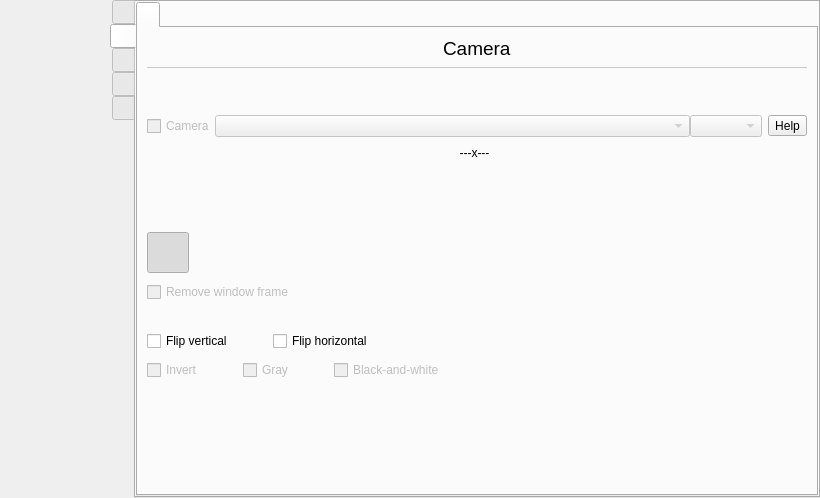
vkohaupt/vokoscreenNG, file src/wayland/formMainWindow_wl.ui: the form before one commit.
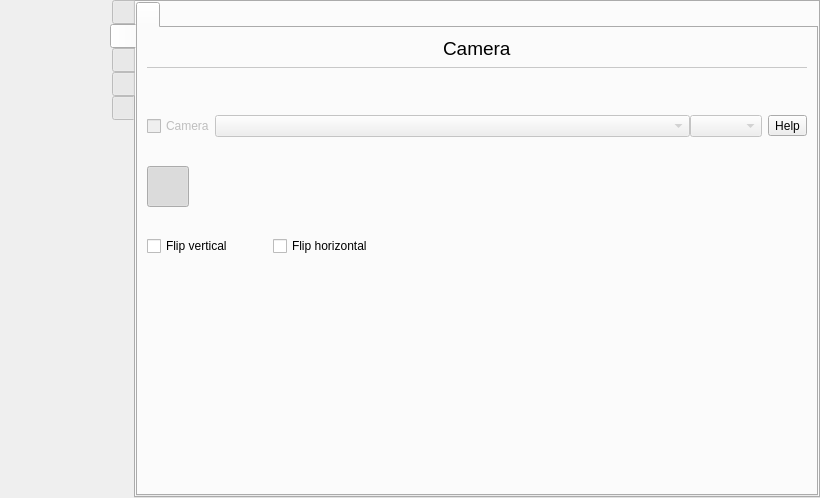
The form after the commit. The open tabs and pages were chosen to show the change. Icons and pictures are not drawn.

Diff of the .ui file:
```diff
--- a/src/wayland/formMainWindow_wl.ui
+++ b/src/wayland/formMainWindow_wl.ui
@@ -2210,7 +2210,88 @@
                     <property name="verticalSpacing">
                      <number>9</number>
                     </property>
-                    <item row="4" column="0" colspan="3">
+                    <item row="3" column="1">
+                     <spacer name="verticalSpacer_14">
+                      <property name="orientation">
+                       <enum>Qt::Vertical</enum>
+                      </property>
+                      <property name="sizeType">
+                       <enum>QSizePolicy::Preferred</enum>
+                      </property>
+                      <property name="sizeHint" stdset="0">
+                       <size>
+                        <width>20</width>
+                        <height>20</height>
+                       </size>
+                      </property>
+                     </spacer>
+                    </item>
+                    <item row="0" column="0" colspan="3">
+                     <layout class="QHBoxLayout" name="horizontalLayout_64">
+                      <property name="leftMargin">
+                       <number>0</number>
+                      </property>
+                      <item>
+                       <widget class="QCheckBox" name="checkBoxCameraOnOff">
+                        <property name="enabled">
+                         <bool>false</bool>
+                        </property>
+                        <property name="toolTip">
+                         <string notr="true">CTRL+SHIFT+F8</string>
+                        </property>
+                        <property name="text">
+                         <string>Camera</string>
+                        </property>
+                       </widget>
+                      </item>
+                      <item>
+                       <widget class="QComboBox" name="comboBoxCamera">
+                        <property name="enabled">
+                         <bool>false</bool>
+                        </property>
+                        <property name="sizePolicy">
+                         <sizepolicy hsizetype="MinimumExpanding" vsizetype="Fixed">
+                          <horstretch>0</horstretch>
+                          <verstretch>0</verstretch>
+                         </sizepolicy>
+                        </property>
+                        <property name="currentText">
+                         <string notr="true"/>
+                        </property>
+                        <property name="sizeAdjustPolicy">
+                         <enum>QComboBox::AdjustToContents</enum>
+                        </property>
+                       </widget>
+                      </item>
+                      <item>
+                       <widget class="QComboBox" name="comboBoxCameraResolution">
+                        <property name="enabled">
+                         <bool>false</bool>
+                        </property>
+                        <property name="sizeAdjustPolicy">
+                         <enum>QComboBox::AdjustToContents</enum>
+                        </property>
+                       </widget>
+                      </item>
+                     </layout>
+                    </item>
+                    <item row="1" column="1">
+                     <spacer name="verticalSpacer_11">
+                      <property name="orientation">
+                       <enum>Qt::Vertical</enum>
+                      </property>
+                      <property name="sizeType">
+                       <enum>QSizePolicy::Preferred</enum>
+                      </property>
+                      <property name="sizeHint" stdset="0">
+                       <size>
+                        <width>20</width>
+                        <height>20</height>
+                       </size>
+                      </property>
+                     </spacer>
+                    </item>
+                    <item row="2" column="0" colspan="3">
                      <layout class="QHBoxLayout" name="horizontalLayout_65">
                       <property name="spacing">
                        <number>0</number>
@@ -2349,124 +2430,6 @@
                       </item>
                      </layout>
                     </item>
-                    <item row="0" column="0" colspan="3">
-                     <layout class="QHBoxLayout" name="horizontalLayout_64">
-                      <property name="leftMargin">
-                       <number>0</number>
-                      </property>
-                      <item>
-                       <widget class="QCheckBox" name="checkBoxCameraOnOff">
-                        <property name="enabled">
-                         <bool>false</bool>
-                        </property>
-                        <property name="toolTip">
-                         <string notr="true">CTRL+SHIFT+F8</string>
-                        </property>
-                        <property name="text">
-                         <string>Camera</string>
-                        </property>
-                       </widget>
-                      </item>
-                      <item>
-                       <widget class="QComboBox" name="comboBoxCamera">
-                        <property name="enabled">
-                         <bool>false</bool>
-                        </property>
-                        <property name="sizePolicy">
-                         <sizepolicy hsizetype="MinimumExpanding" vsizetype="Fixed">
-                          <horstretch>0</horstretch>
-                          <verstretch>0</verstretch>
-                         </sizepolicy>
-                        </property>
-                        <property name="currentText">
-                         <string notr="true"/>
-                        </property>
-                        <property name="sizeAdjustPolicy">
-                         <enum>QComboBox::AdjustToContents</enum>
-                        </property>
-                       </widget>
-                      </item>
-                      <item>
-                       <widget class="QComboBox" name="comboBoxCameraResolution">
-                        <property name="enabled">
-                         <bool>false</bool>
-                        </property>
-                        <property name="sizeAdjustPolicy">
-                         <enum>QComboBox::AdjustToContents</enum>
-                        </property>
-                       </widget>
-                      </item>
-                     </layout>
-                    </item>
-                    <item row="1" column="1" colspan="2">
-                     <layout class="QHBoxLayout" name="horizontalLayout_66">
-                      <property name="leftMargin">
-                       <number>0</number>
-                      </property>
-                      <item>
-                       <layout class="QHBoxLayout" name="horizontalLayout_45">
-                        <property name="spacing">
-                         <number>12</number>
-                        </property>
-                       </layout>
-                      </item>
-                      <item>
-                       <widget class="QLabel" name="labelCameraWindowSize">
-                        <property name="enabled">
-                         <bool>true</bool>
-                        </property>
-                        <property name="text">
-                         <string notr="true">---x---</string>
-                        </property>
-                        <property name="alignment">
-                         <set>Qt::AlignCenter</set>
-                        </property>
-                       </widget>
-                      </item>
-                     </layout>
-                    </item>
-                    <item row="5" column="0" colspan="3">
-                     <layout class="QHBoxLayout" name="horizontalLayout_42">
-                      <property name="leftMargin">
-                       <number>0</number>
-                      </property>
-                      <item>
-                       <widget class="QCheckBox" name="checkBoxCameraWindowFrame">
-                        <property name="enabled">
-                         <bool>false</bool>
-                        </property>
-                        <property name="text">
-                         <string>Remove window frame</string>
-                        </property>
-                       </widget>
-                      </item>
-                     </layout>
-                    </item>
-                    <item row="2" column="0">
-                     <widget class="QLabel" name="label_camera_window_zoom">
-                      <property name="minimumSize">
-                       <size>
-                        <width>34</width>
-                        <height>34</height>
-                       </size>
-                      </property>
-                      <property name="maximumSize">
-                       <size>
-                        <width>34</width>
-                        <height>34</height>
-                       </size>
-                      </property>
-                      <property name="text">
-                       <string notr="true"/>
-                      </property>
-                      <property name="pixmap">
-                       <pixmap resource="../screencast.qrc">:/pictures/systray/magnification.png</pixmap>
-                      </property>
-                      <property name="scaledContents">
-                       <bool>true</bool>
-                      </property>
-                     </widget>
-                    </item>
                     <item row="0" column="3" alignment="Qt::AlignTop">
                      <widget class="QToolButton" name="help_camera_camera">
                       <property name="toolTip">
@@ -2477,7 +2440,7 @@
                       </property>
                      </widget>
                     </item>
-                    <item row="7" column="0" colspan="3">
+                    <item row="4" column="0" colspan="3">
                      <layout class="QHBoxLayout" name="horizontalLayout_17">
                       <property name="leftMargin">
                        <number>0</number>
@@ -2533,152 +2496,6 @@
                       </item>
                      </layout>
                     </item>
-                    <item row="2" column="1" colspan="2">
-                     <layout class="QHBoxLayout" name="horizontalLayout_zoom">
-                      <property name="spacing">
-                       <number>12</number>
-                      </property>
-                      <property name="leftMargin">
-                       <number>0</number>
-                      </property>
-                     </layout>
-                    </item>
-                    <item row="3" column="1">
-                     <spacer name="verticalSpacer_11">
-                      <property name="orientation">
-                       <enum>Qt::Vertical</enum>
-                      </property>
-                      <property name="sizeType">
-                       <enum>QSizePolicy::Preferred</enum>
-                      </property>
-                      <property name="sizeHint" stdset="0">
-                       <size>
-                        <width>20</width>
-                        <height>20</height>
-                       </size>
-                      </property>
-                     </spacer>
-                    </item>
-                    <item row="1" column="0">
-                     <widget class="QLabel" name="label_camera_window_resize">
-                      <property name="enabled">
-                       <bool>true</bool>
-                      </property>
-                      <property name="maximumSize">
-                       <size>
-                        <width>34</width>
-                        <height>34</height>
-                       </size>
-                      </property>
-                      <property name="text">
-                       <string notr="true"/>
-                      </property>
-                      <property name="pixmap">
-                       <pixmap resource="../screencast.qrc">:/pictures/camera/window-resize.png</pixmap>
-                      </property>
-                      <property name="scaledContents">
-                       <bool>true</bool>
-                      </property>
-                     </widget>
-                    </item>
-                    <item row="8" column="0" colspan="3">
-                     <layout class="QHBoxLayout" name="horizontalLayout_16">
-                      <property name="leftMargin">
-                       <number>0</number>
-                      </property>
-                      <item>
-                       <widget class="QCheckBox" name="checkBoxCameraInvert">
-                        <property name="enabled">
-                         <bool>false</bool>
-                        </property>
-                        <property name="text">
-                         <string>Invert</string>
-                        </property>
-                       </widget>
-                      </item>
-                      <item>
-                       <spacer name="horizontalSpacer_39">
-                        <property name="orientation">
-                         <enum>Qt::Horizontal</enum>
-                        </property>
-                        <property name="sizeType">
-                         <enum>QSizePolicy::Minimum</enum>
-                        </property>
-                        <property name="sizeHint" stdset="0">
-                         <size>
-                          <width>40</width>
-                          <height>20</height>
-                         </size>
-                        </property>
-                       </spacer>
-                      </item>
-                      <item>
-                       <widget class="QCheckBox" name="checkBoxCameraGray">
-                        <property name="enabled">
-                         <bool>false</bool>
-                        </property>
-                        <property name="text">
-                         <string>Gray</string>
-                        </property>
-                       </widget>
-                      </item>
-                      <item>
-                       <spacer name="horizontalSpacer_40">
-                        <property name="orientation">
-                         <enum>Qt::Horizontal</enum>
-                        </property>
-                        <property name="sizeType">
-                         <enum>QSizePolicy::Minimum</enum>
-                        </property>
-                        <property name="sizeHint" stdset="0">
-                         <size>
-                          <width>40</width>
-                          <height>20</height>
-                         </size>
-                        </property>
-                       </spacer>
-                      </item>
-                      <item>
-                       <widget class="QCheckBox" name="checkBoxCameraMono">
-                        <property name="enabled">
-                         <bool>false</bool>
-                        </property>
-                        <property name="text">
-                         <string>Black-and-white</string>
-                        </property>
-                       </widget>
-                      </item>
-                      <item>
-                       <spacer name="horizontalSpacer_34">
-                        <property name="orientation">
-                         <enum>Qt::Horizontal</enum>
-                        </property>
-                        <property name="sizeHint" stdset="0">
-                         <size>
-                          <width>40</width>
-                          <height>20</height>
-                         </size>
-                        </property>
-                       </spacer>
-                      </item>
-                     </layout>
-                    </item>
-                    <item row="6" column="1">
-                     <spacer name="verticalSpacer_14">
-                      <property name="orientation">
-                       <enum>Qt::Vertical</enum>
-                      </property>
-                      <property name="sizeType">
-                       <enum>QSizePolicy::Preferred</enum>
-                      </property>
-                      <property name="sizeHint" stdset="0">
-                       <size>
-                        <width>20</width>
-                        <height>20</height>
-                       </size>
-                      </property>
-                     </spacer>
-                    </item>
                    </layout>
                   </item>
                   <item>
```
Left out of the diff: 86 changed lines with no effect on the pictures.
